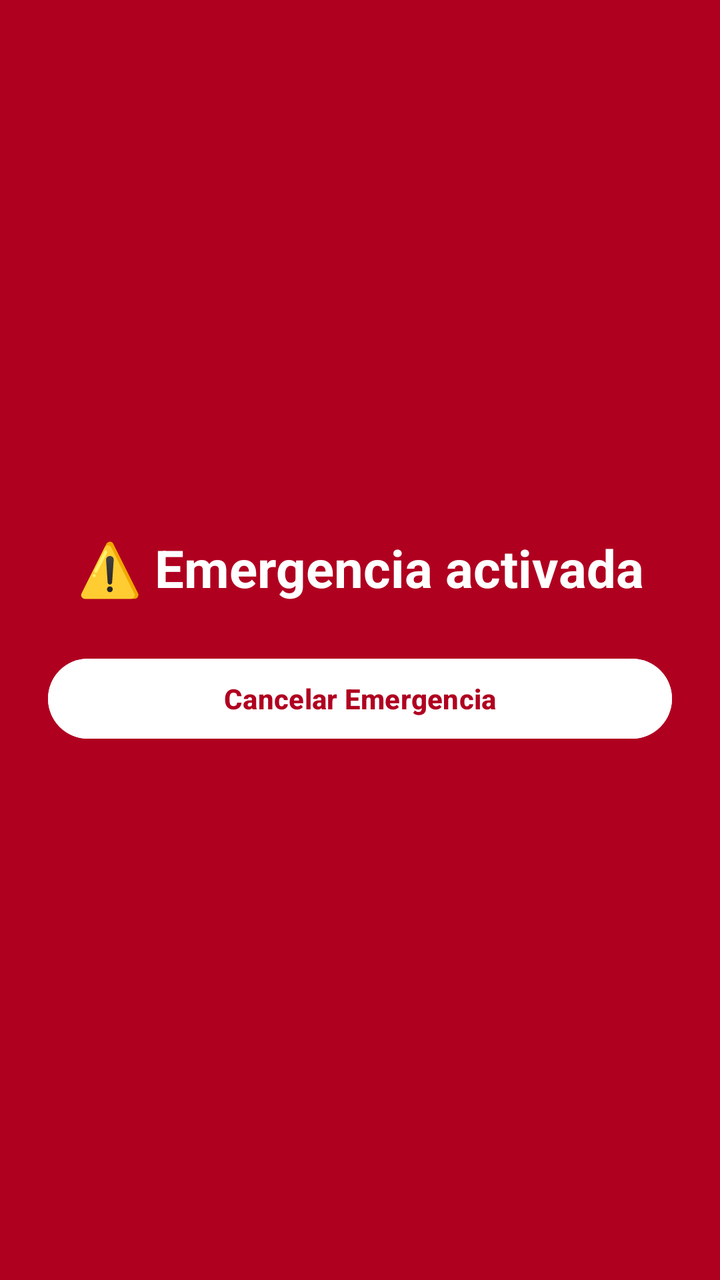
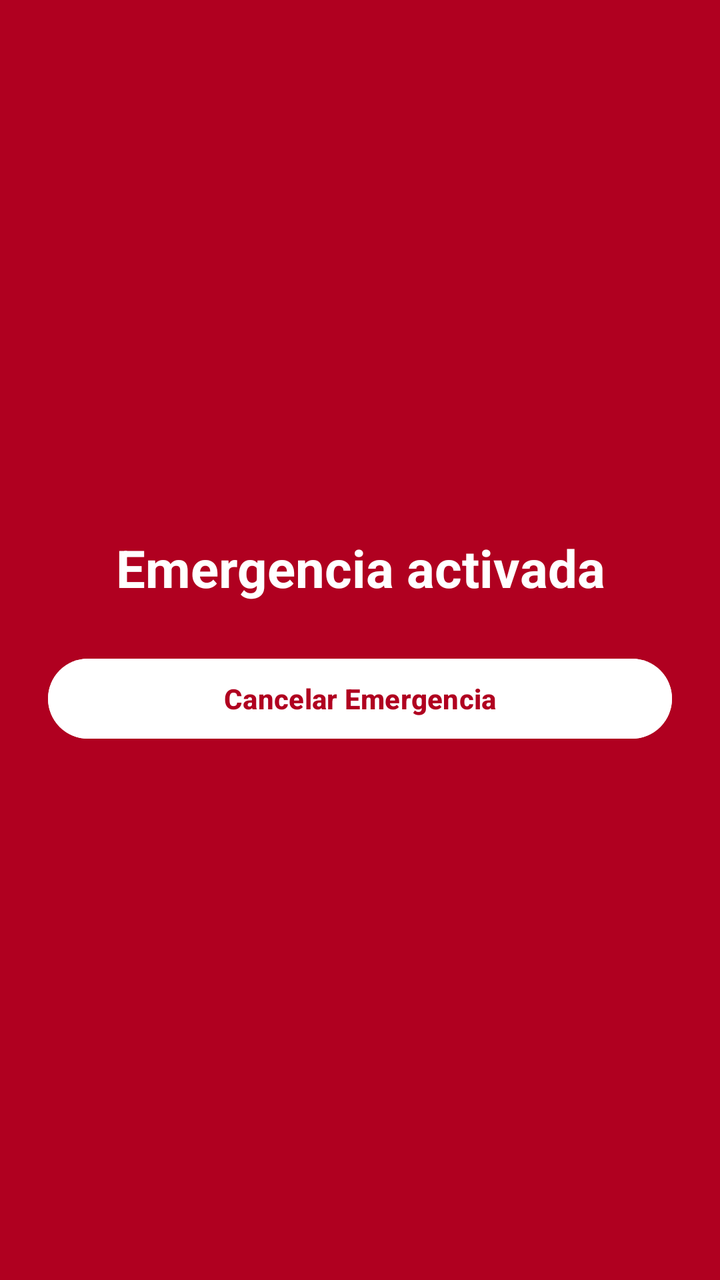

The first picture is an Android layout as it rendered before a commit; the second is the same layout after the commit. The layout source and the unified diff follow.
<!-- AndroidManifest.xml: application theme Theme.PathSecure -->
<!-- res/layout/activity_emergency.xml -->
<?xml version="1.0" encoding="utf-8"?>
<LinearLayout xmlns:android="http://schemas.android.com/apk/res/android"
    xmlns:tools="http://schemas.android.com/tools"
    android:layout_width="match_parent"
    android:layout_height="match_parent"
    android:orientation="vertical"
    android:gravity="center"
    android:background="#B00020"
    android:padding="24dp">

    <TextView
        android:id="@+id/txtStatus"
        android:layout_width="match_parent"
        android:layout_height="wrap_content"
        android:text="⚠️ Emergencia activada"
        android:textSize="26sp"
        android:textColor="#FFFFFF"
        android:textStyle="bold"
        android:gravity="center"
        android:layout_marginBottom="24dp"
        tools:ignore="HardcodedText" />

    <Button
        android:id="@+id/btnCancelEmergency"
        android:layout_width="match_parent"
        android:layout_height="wrap_content"
        android:text="Cancelar Emergencia"
        android:backgroundTint="#FFFFFF"
        android:textColor="#B00020"
        android:textStyle="bold"
        tools:ignore="HardcodedText,VisualLintButtonSize" />
</LinearLayout>
<!-- resources referenced by this layout -->
<resources>
  <style name="Theme.PathSecure" parent="Base.Theme.PathSecure" />
  <style name="Base.Theme.PathSecure" parent="Theme.Material3.DayNight.NoActionBar">
          
          
      </style>
</resources>

<!-- the commit's change to res/layout/activity_emergency.xml (unified diff, before → after) -->
@@ -12,7 +12,7 @@
         android:id="@+id/txtStatus"
         android:layout_width="match_parent"
         android:layout_height="wrap_content"
-        android:text="⚠️ Emergencia activada"
+        android:text="Emergencia activada"
         android:textSize="26sp"
         android:textColor="#FFFFFF"
         android:textStyle="bold"
